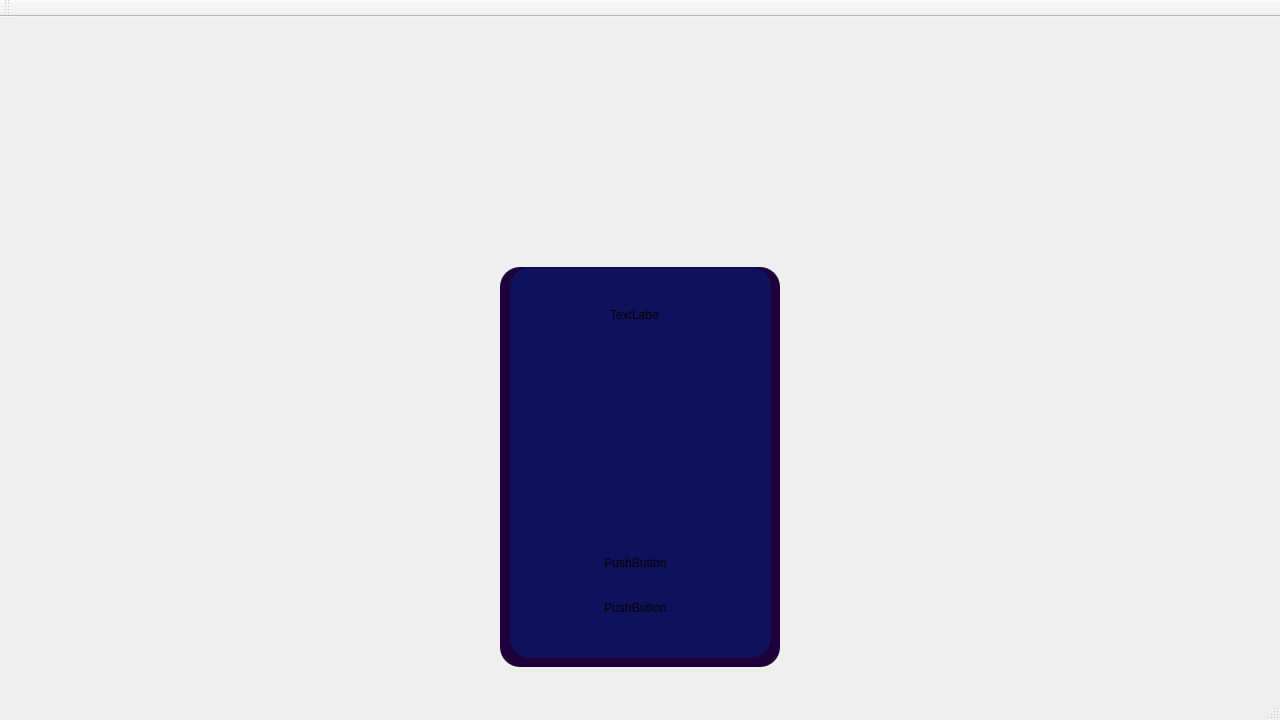
Qt form Scribble/Scribble/Login.ui (PopescuFilip/Scribble) before a commit.
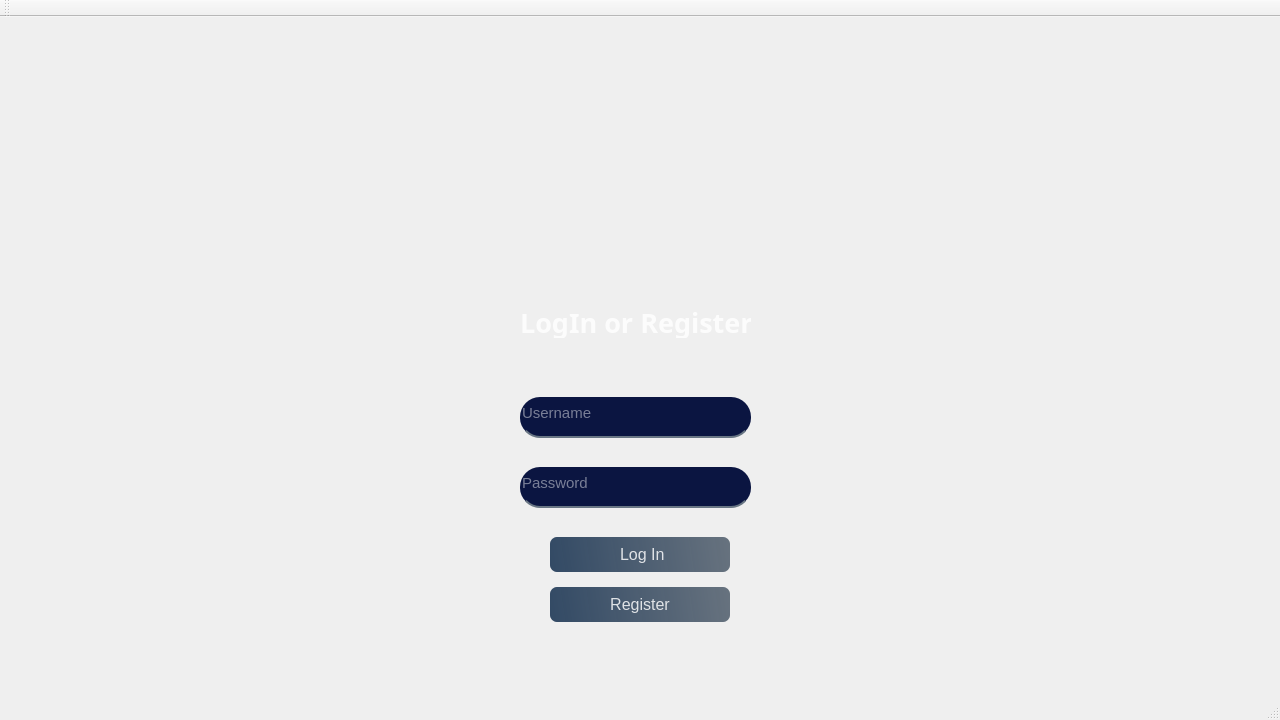
The same form after that commit. Icons and pictures are not drawn.

Commit message: Moddiefied the design of the login page

Patch:
```diff
--- a/Scribble/Scribble/Login.ui
+++ b/Scribble/Scribble/Login.ui
@@ -10,6 +10,11 @@
     <height>720</height>
    </rect>
   </property>
+  <property name="font">
+   <font>
+    <pointsize>11</pointsize>
+   </font>
+  </property>
   <property name="windowTitle">
    <string>Login</string>
   </property>
@@ -24,9 +29,8 @@
      </rect>
     </property>
     <property name="styleSheet">
-     <string notr="true">background-color: rgb(29, 0, 58);
-border-radius:20px;
-</string>
+     <string notr="true">background-image: url(:/WidgetPhotos/widget1.jpeg);
+border-radius:20px;</string>
     </property>
     <widget class="QWidget" name="widget_2" native="true">
      <property name="geometry">
@@ -38,65 +42,153 @@
       </rect>
      </property>
      <property name="styleSheet">
-      <string notr="true">background-color: rgb(15, 17, 93);</string>
+      <string notr="true">background-image: url(:/WidgetPhotos/Widget2.jpeg);
+border-radius:20px;</string>
      </property>
      <widget class="QPushButton" name="pushButton">
       <property name="geometry">
        <rect>
-        <x>50</x>
-        <y>280</y>
-        <width>151</width>
-        <height>31</height>
+        <x>40</x>
+        <y>270</y>
+        <width>180</width>
+        <height>35</height>
        </rect>
       </property>
-      <property name="text">
-       <string>PushButton</string>
+      <property name="font">
+       <font>
+        <pointsize>12</pointsize>
+       </font>
       </property>
-     </widget>
-     <widget class="QPushButton" name="pushButton_2">
-      <property name="geometry">
-       <rect>
-        <x>60</x>
-        <y>330</y>
-        <width>131</width>
-        <height>21</height>
-       </rect>
+      <property name="styleSheet">
+       <string notr="true">QPushButton#pushButton{ 
+background-color: qlineargradient(spread:pad, x1:0, y1:0.505682, x2:1, y2:0.477, stop:0 rgba(20, 47, 78, 219), stop: 1 rgba(85, 98, 112, 226));
+color:rgba(255, 255, 255, 210);
+ border-radius:7px; 
+}
+QPushButton=pushButton:hover{
+background-color: qlineargradient(spread:pad, x1:0, y1:0.505682, x2:1, y2:0.477, stop:0 rgba(40, 67, 98, 219), stop:1 rgba(105, 118, 132, 226)) 
+}
+QPushButton#pushButton:pressed{ 
+padding-left:5px; 
+padding-top:5px; 
+background-color:rgba();
+	background-color: rgb(42, 0, 56);
+}</string>
       </property>
       <property name="text">
-       <string>PushButton</string>
+       <string> Log In</string>
       </property>
      </widget>
      <widget class="QLineEdit" name="lineEdit">
       <property name="geometry">
        <rect>
-        <x>60</x>
-        <y>110</y>
-        <width>113</width>
-        <height>21</height>
+        <x>10</x>
+        <y>130</y>
+        <width>231</width>
+        <height>41</height>
        </rect>
       </property>
+      <property name="font">
+       <font>
+        <pointsize>11</pointsize>
+       </font>
+      </property>
+      <property name="styleSheet">
+       <string notr="true">background-color: rgb(11, 21, 65);
+border:none;
+border-bottom:2px solid rgba(105, 118,132, 255);
+color:rgba(255,255, 255, 230);
+padding-bottom:7px;</string>
+      </property>
+      <property name="placeholderText">
+       <string>Username</string>
+      </property>
      </widget>
      <widget class="QLineEdit" name="lineEdit_2">
       <property name="geometry">
        <rect>
-        <x>60</x>
-        <y>180</y>
-        <width>113</width>
-        <height>21</height>
+        <x>10</x>
+        <y>200</y>
+        <width>231</width>
+        <height>41</height>
        </rect>
       </property>
+      <property name="font">
+       <font>
+        <pointsize>11</pointsize>
+       </font>
+      </property>
+      <property name="styleSheet">
+       <string notr="true">background-color: rgb(11, 21, 65);
+border:none;
+border-bottom:2px solid rgba(105, 118,132, 255);
+color:rgba(255,255, 255, 230);
+padding-bottom:7px;</string>
+      </property>
+      <property name="echoMode">
+       <enum>QLineEdit::Password</enum>
+      </property>
+      <property name="placeholderText">
+       <string>Password</string>
+      </property>
      </widget>
      <widget class="QLabel" name="label">
       <property name="geometry">
        <rect>
-        <x>100</x>
+        <x>10</x>
         <y>40</y>
-        <width>49</width>
-        <height>16</height>
+        <width>231</width>
+        <height>31</height>
        </rect>
       </property>
+      <property name="font">
+       <font>
+        <family>Lucida Sans Unicode</family>
+        <pointsize>20</pointsize>
+        <italic>false</italic>
+        <bold>true</bold>
+       </font>
+      </property>
+      <property name="styleSheet">
+       <string notr="true">color:rgba(255,255,255,210);
+</string>
+      </property>
       <property name="text">
-       <string>TextLabel</string>
+       <string>LogIn or Register</string>
+      </property>
+     </widget>
+     <widget class="QPushButton" name="pushButton_2">
+      <property name="geometry">
+       <rect>
+        <x>40</x>
+        <y>320</y>
+        <width>180</width>
+        <height>35</height>
+       </rect>
+      </property>
+      <property name="font">
+       <font>
+        <pointsize>12</pointsize>
+       </font>
+      </property>
+      <property name="styleSheet">
+       <string notr="true">QPushButton#pushButton_2{ 
+background-color: qlineargradient(spread:pad, x1:0, y1:0.505682, x2:1, y2:0.477, stop:0 rgba(20, 47, 78, 219), stop: 1 rgba(85, 98, 112, 226));
+color:rgba(255, 255, 255, 210);
+ border-radius:7px; 
+}
+QPushButton=pushButton_2:hover{
+background-color: qlineargradient(spread:pad, x1:0, y1:0.505682, x2:1, y2:0.477, stop:0 rgba(40, 67, 98, 219), stop:1 rgba(105, 118, 132, 226)) 
+}
+QPushButton#pushButton_2:pressed{ 
+padding-left:5px; 
+padding-top:5px; 
+background-color:rgba();
+	background-color: rgb(42, 0, 56);
+}</string>
+      </property>
+      <property name="text">
+       <string>Register</string>
       </property>
      </widget>
     </widget>
```
Left out of the diff: 6 changed lines with no effect on the pictures. The commit also changes 3 other files.
